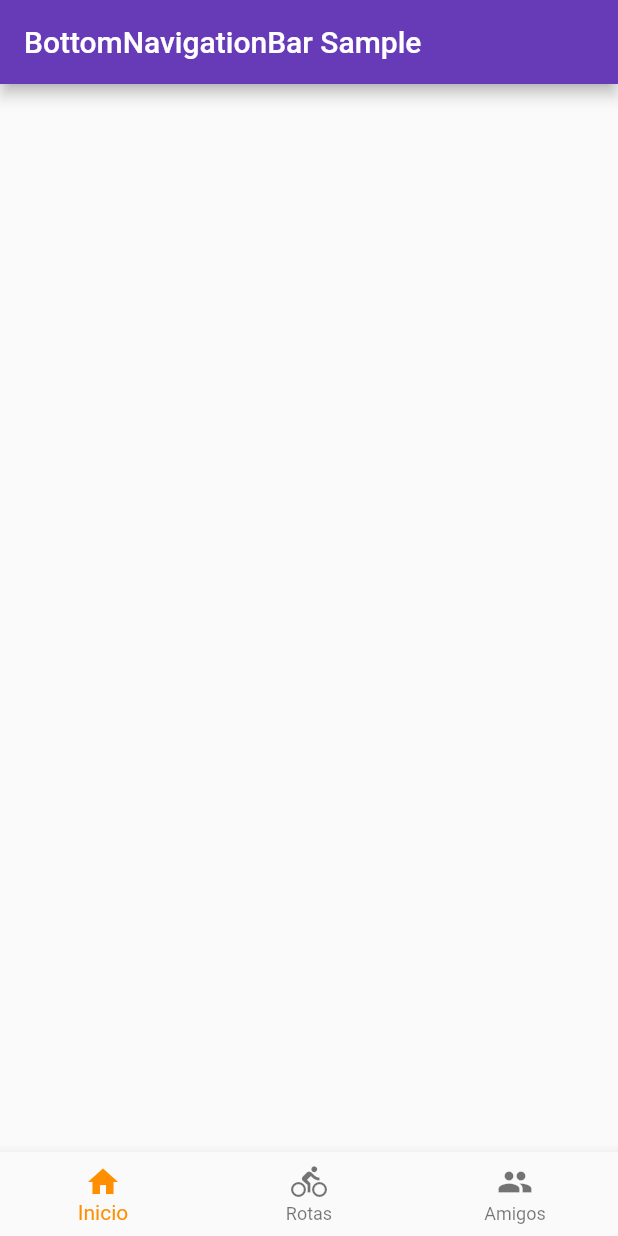
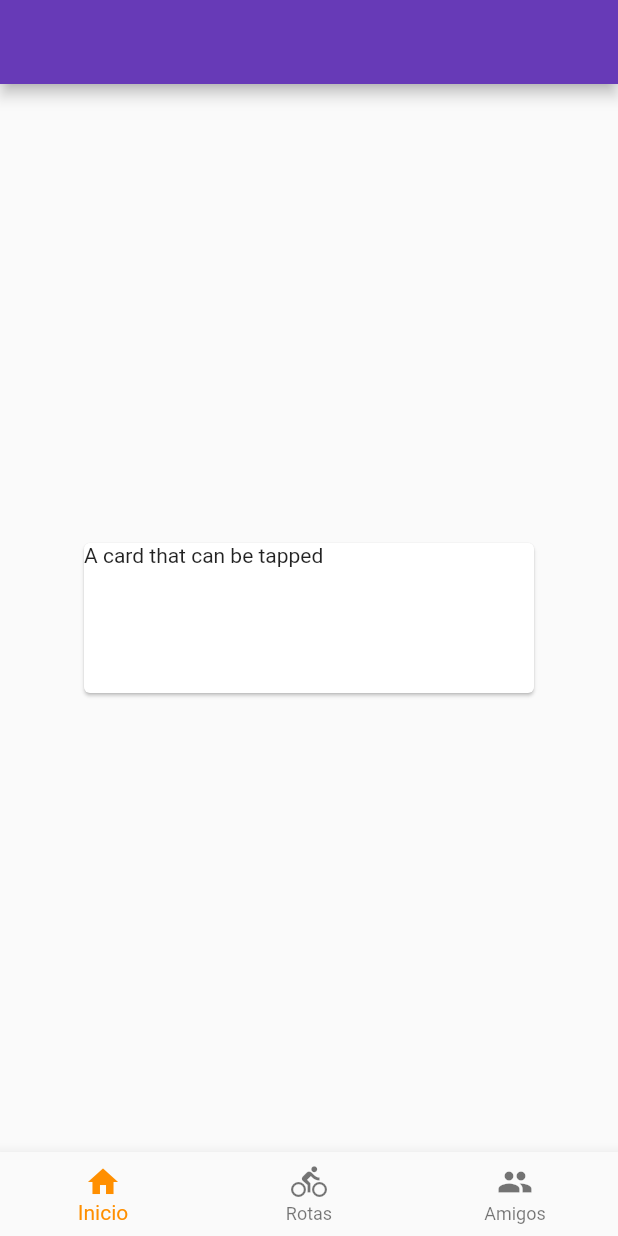
Before and after one commit to mateusximeness/bisbike, a Flutter app: the PaginaInicial screen opened directly, on a phone screen of 412 x 824 dp. Run offline on Flutter 3.47's test engine with Material 2 defaults, Android fonts, the phone set to English and light mode, and no system bars; network calls fail.

Commit message:
Ajuste e troca de componentes para Tabs

```diff
--- a/lib/views/SegCode.dart
+++ b/lib/views/SegCode.dart
@@ -1,3 +1,4 @@
+import 'package:bisbike/views/Login.dart';
 import 'package:flutter/cupertino.dart';
 import 'package:flutter/material.dart';
 
@@ -54,7 +55,14 @@ class _CodigoState extends State<Codigo> {
                 ),
               ),
               color: Colors.deepPurple,
-              onPressed: () {}
+              onPressed: () {
+                Navigator.push(
+                    context,
+                    MaterialPageRoute(
+                      builder: (context) => Login()
+                    )
+                );
+               }
               )
         ],
       ),
--- a/lib/views/_PaginaInicial.dart
+++ b/lib/views/_PaginaInicial.dart
@@ -10,18 +10,23 @@ class PaginaInicial extends StatefulWidget {
 }
 class _PaginaInicial extends State<PaginaInicial> {
 
-
+  final tabs = [
+    Center(child: Card(
+      child: InkWell(
+        splashColor: Colors.blue.withAlpha(30),
+        onTap: (){
+          print('Card taped');
+        },
+        child: const SizedBox(width: 300,
+          height: 100,
+          child: Text('A card that can be tapped'),),
+      ),
+    )),
+    Center(child: Text('Rotas')),
+    Center(child: Text('Amigos')),];
   int _selectedIndex = 0;
   static const TextStyle optionStyle =
   TextStyle(fontSize: 30, fontWeight: FontWeight.bold);
-  static const List<Widget> _widgetOptions = <Widget>[
-    Scaffold(
-    ),
-    Scaffold(
-    ),
-    Scaffold(
-    ),
-  ];
 
   void _onItemTapped(int index) {
     setState(() {
@@ -33,12 +38,12 @@ class _PaginaInicial extends State<PaginaInicial> {
   Widget build(BuildContext context) {
     return Scaffold(
       appBar: AppBar(
-        backgroundColor: Colors.deepPurple,
-        title: const Text('BottomNavigationBar Sample'),
+        backgroundColor: Colors.deepPurple
       ),
       body: Center(
-        child: _widgetOptions.elementAt(_selectedIndex),
+        child: tabs[_selectedIndex],
       ),
+
       bottomNavigationBar: BottomNavigationBar(
         items: const <BottomNavigationBarItem>[
           BottomNavigationBarItem(
@@ -58,6 +63,7 @@ class _PaginaInicial extends State<PaginaInicial> {
         selectedItemColor: Colors.amber[800],
         onTap: _onItemTapped,
       ),
+
     );
   }
   _PaginaInicial();
--- a/pubspec.yaml
+++ b/pubspec.yaml
@@ -45,9 +45,8 @@ flutter:
   uses-material-design: true
 
   # To add assets to your application, add an assets section, like this:
-  # assets:
-  #   - images/a_dot_burr.jpeg
-  #   - images/a_dot_ham.jpeg
+  assets:
+    - assets/images/thumbnail_image.png
 
   # An image asset can refer to one or more resolution-specific "variants", see
   # https://flutter.dev/assets-and-images/#resolution-aware.
```
Also changed, not shown: assets/images/thumbnail_image.png (renamed from lib/src/img/thumbnail_image.png), lib/views/Inicio.dart (added), pubspec.lock.
